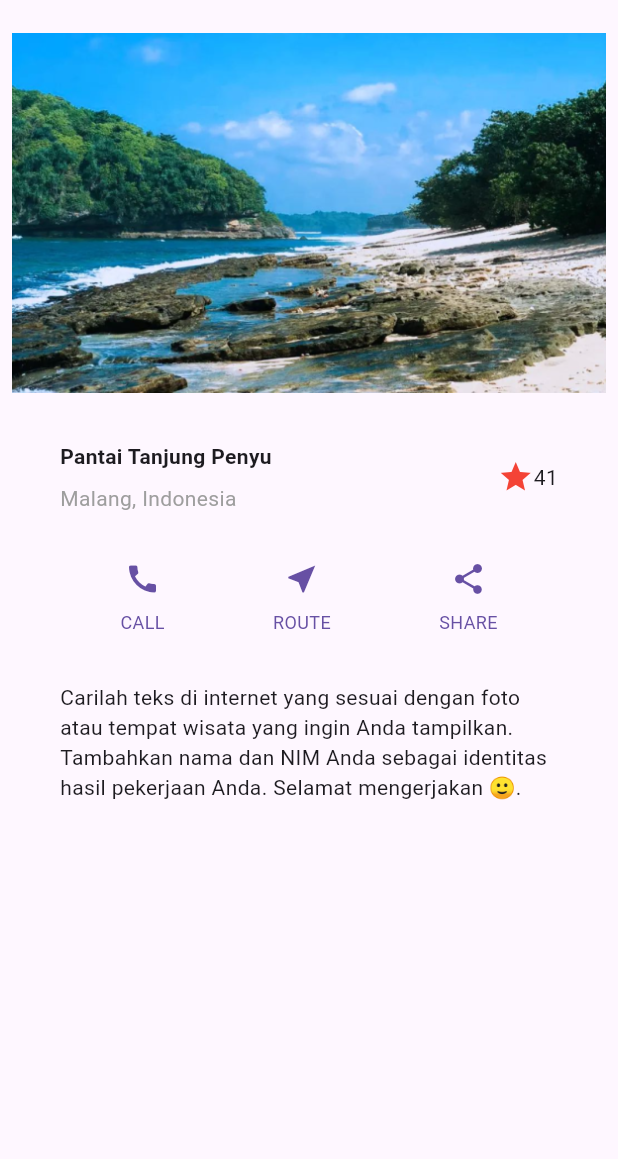
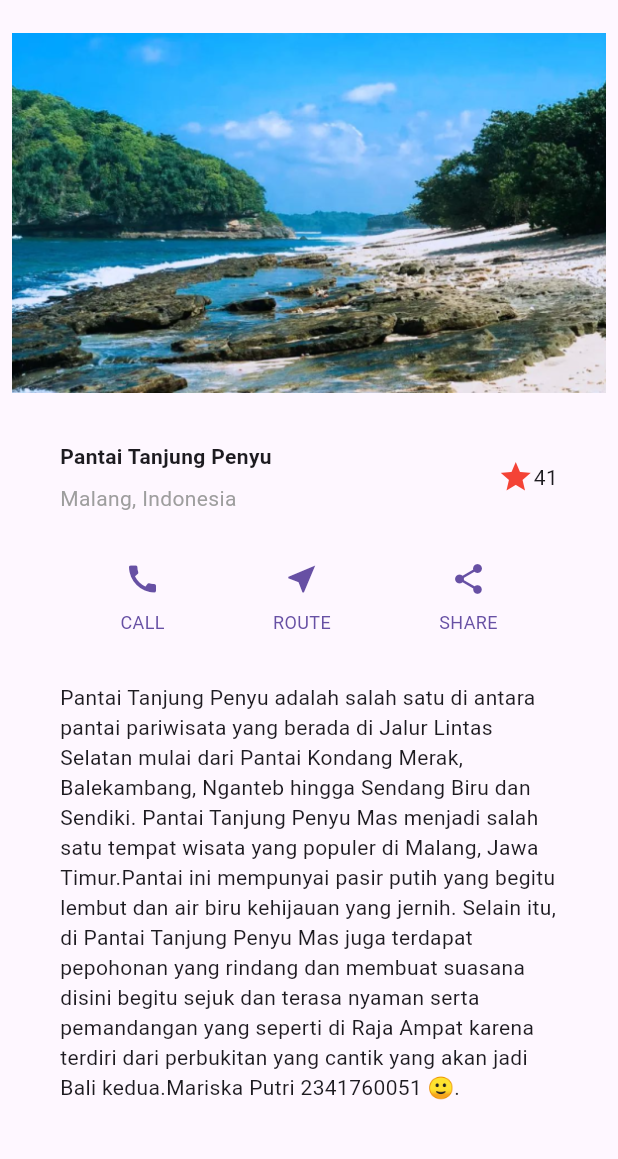
Before and after one commit to MariskaPutri18/flutter-part-2--layout, a Flutter app: the screen it shows after launch, on a phone screen of 412 x 824 dp, the part 63-1222 px from its top. Run offline on Flutter 3.47's test engine with Material 3 defaults, Android fonts, the phone set to English and light mode, and no system bars.

Commit message:
update text

```diff
--- a/lib/main.dart
+++ b/lib/main.dart
@@ -48,17 +48,14 @@ class MyApp extends StatelessWidget {
     );
 
     Widget textSection = Container(
-  padding: const EdgeInsets.all(32),
-  child: const Text(
-    'Carilah teks di internet yang sesuai '
-    'dengan foto atau tempat wisata yang ingin '
-    'Anda tampilkan. '
-    'Tambahkan nama dan NIM Anda sebagai '
-    'identitas hasil pekerjaan Anda. '
-    'Selamat mengerjakan 🙂.',
-    softWrap: true,
-  ),
-);
+      padding: const EdgeInsets.all(32),
+      child: const Text(
+        'Pantai Tanjung Penyu adalah salah satu di antara pantai pariwisata yang berada di Jalur Lintas Selatan mulai dari Pantai Kondang Merak, Balekambang, Nganteb hingga Sendang Biru dan Sendiki. Pantai Tanjung Penyu Mas menjadi salah satu tempat wisata yang populer di Malang, Jawa Timur.'
+        'Pantai ini mempunyai pasir putih yang begitu lembut dan air biru kehijauan yang jernih. Selain itu, di Pantai Tanjung Penyu Mas juga terdapat pepohonan yang rindang dan membuat suasana disini begitu sejuk dan terasa nyaman serta pemandangan yang seperti di Raja Ampat karena terdiri dari perbukitan yang cantik yang akan jadi Bali kedua.'
+        'Mariska Putri 2341760051 🙂.',
+        softWrap: true,
+      ),
+    );
     return MaterialApp(
       title: 'Flutter layout: Nama dan NIM Anda',
       home: Scaffold(
@@ -67,10 +64,15 @@ class MyApp extends StatelessWidget {
           child: ListView(
             padding: const EdgeInsets.all(8),
             children: <Widget>[
-              Image.asset('images/pantai.png', width: 600, height: 240, fit: BoxFit.cover,),
+              Image.asset(
+                'images/pantai.png',
+                width: 600,
+                height: 240,
+                fit: BoxFit.cover,
+              ),
               titleSection,
               buttonSection,
-              textSection
+              textSection,
             ],
           ),
         ),
```
Also changed, not shown: images/03.png (added).
